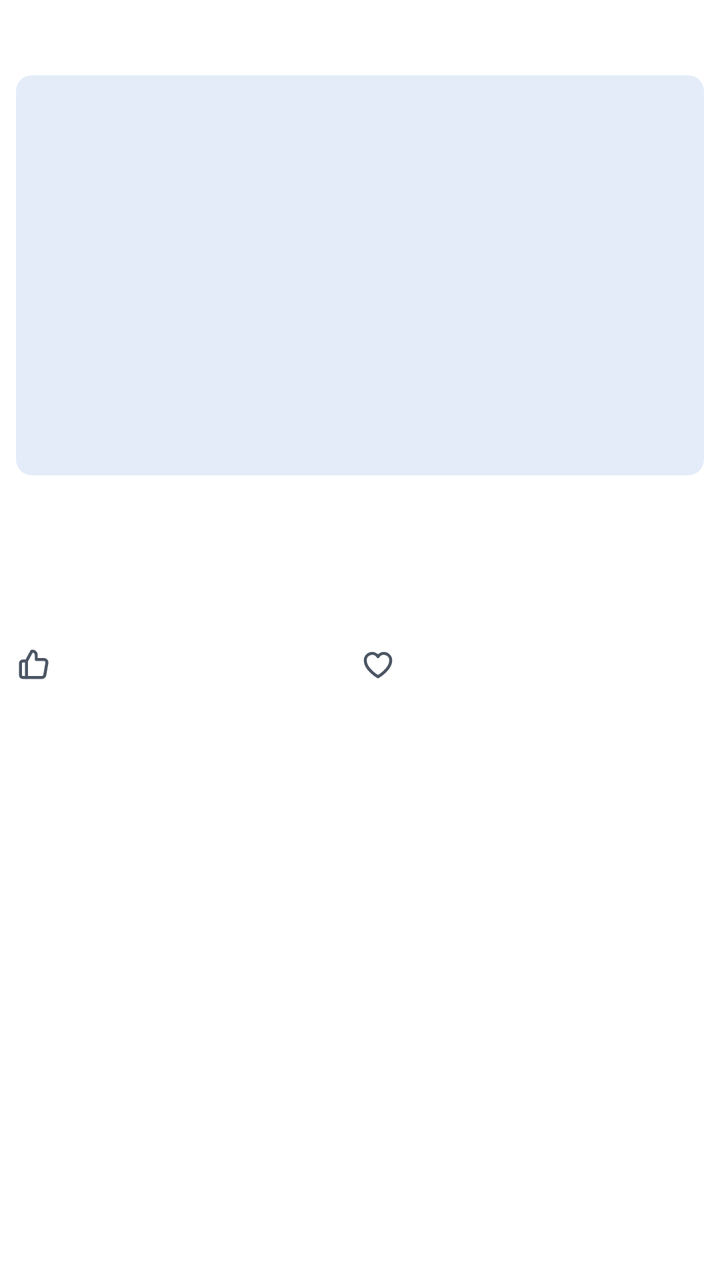
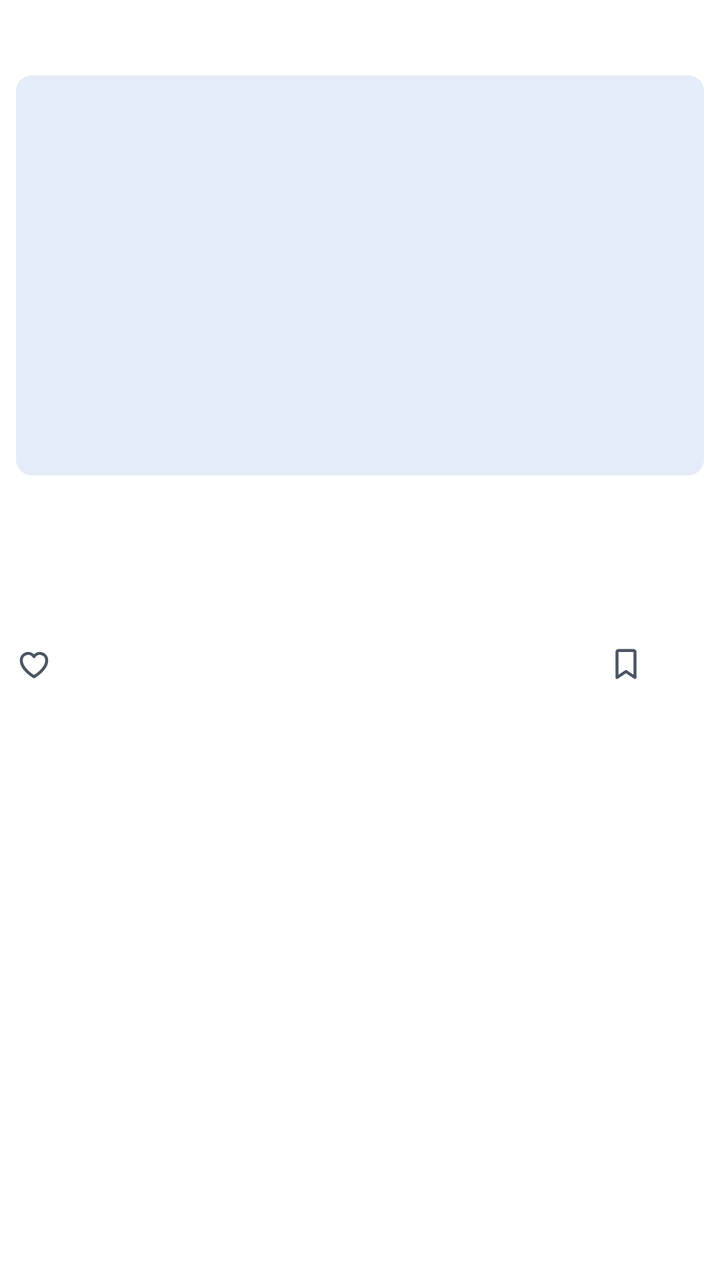

An Android layout rendered at two revisions. The XML below is the earlier revision; the diff shows what the commit changed to produce the second picture.
<!-- AndroidManifest.xml: application theme Theme.LeiaUFMS -->
<!-- res/layout/item_post.xml -->
<?xml version="1.0" encoding="utf-8"?>
<com.google.android.material.card.MaterialCardView xmlns:android="http://schemas.android.com/apk/res/android"
    xmlns:app="http://schemas.android.com/apk/res-auto"
    android:id="@+id/card"
    android:layout_width="match_parent"
    android:layout_height="wrap_content"
    android:layout_margin="@dimen/space_xxs"
    android:clickable="true"
    android:focusable="true"
    app:cardElevation="@dimen/elevation_flat"
    app:shapeAppearance="@style/ShapeAppearance.Leia.Social"
    app:strokeWidth="0dp">

    <LinearLayout
        android:layout_width="match_parent"
        android:layout_height="wrap_content"
        android:orientation="vertical"
        android:padding="@dimen/space_xs">

        <TextView
            android:id="@+id/tag"
            android:layout_width="wrap_content"
            android:layout_height="wrap_content"
            android:layout_marginBottom="@dimen/space_xs"
            android:drawablePadding="@dimen/space_xxs"
            android:gravity="center_vertical"
            android:importantForAccessibility="no"
            android:paddingStart="@dimen/space_xxs"
            android:textAppearance="@style/TextAppearance.Leia.Title" />

        <include
            android:id="@+id/cover"
            layout="@layout/view_cover"
            android:layout_width="match_parent"
            android:layout_height="@dimen/post_cover_height" />

        <TextView
            android:id="@+id/book"
            android:layout_width="match_parent"
            android:layout_height="wrap_content"
            android:layout_marginTop="@dimen/space_xs"
            android:ellipsize="end"
            android:importantForAccessibility="no"
            android:maxLines="1"
            android:paddingStart="@dimen/space_xxs"
            android:paddingEnd="@dimen/space_xxs"
            android:textAppearance="@style/TextAppearance.Leia.BookTitleSmall" />

        <TextView
            android:id="@+id/text"
            android:layout_width="match_parent"
            android:layout_height="wrap_content"
            android:ellipsize="end"
            android:importantForAccessibility="no"
            android:maxLines="3"
            android:paddingStart="@dimen/space_xxs"
            android:paddingEnd="@dimen/space_xxs"
            android:textAppearance="@style/TextAppearance.Leia.BodySmall" />

        <TextView
            android:id="@+id/meta"
            android:layout_width="match_parent"
            android:layout_height="wrap_content"
            android:layout_marginTop="@dimen/space_xxs"
            android:importantForAccessibility="no"
            android:maxLines="1"
            android:paddingStart="@dimen/space_xxs"
            android:textAppearance="@style/TextAppearance.Leia.Caption" />

        <LinearLayout
            android:layout_width="match_parent"
            android:layout_height="wrap_content"
            android:orientation="horizontal">

            <com.google.android.material.button.MaterialButton
                android:id="@+id/react_useful"
                style="@style/Widget.Leia.ReactionButton"
                android:layout_width="0dp"
                android:layout_weight="1"
                app:icon="@drawable/ic_thumb_up" />

            <com.google.android.material.button.MaterialButton
                android:id="@+id/react_want"
                style="@style/Widget.Leia.ReactionButton"
                android:layout_width="0dp"
                android:layout_weight="1"
                app:icon="@drawable/ic_favorite_border" />
        </LinearLayout>
    </LinearLayout>
</com.google.android.material.card.MaterialCardView>
<!-- res/layout/view_cover.xml (included above) -->
<?xml version="1.0" encoding="utf-8"?>
<FrameLayout xmlns:android="http://schemas.android.com/apk/res/android"
    xmlns:app="http://schemas.android.com/apk/res-auto"
    android:id="@+id/cover"
    android:layout_width="@dimen/cover_width"
    android:layout_height="@dimen/cover_height"
    android:importantForAccessibility="noHideDescendants">

    <com.google.android.material.imageview.ShapeableImageView
        android:id="@+id/cover_image"
        android:layout_width="match_parent"
        android:layout_height="match_parent"
        android:background="@color/leia_primary_container"
        android:scaleType="centerCrop"
        app:shapeAppearanceOverlay="@style/ShapeAppearance.Leia.Small" />

    <TextView
        android:id="@+id/cover_text"
        android:layout_width="match_parent"
        android:layout_height="match_parent"
        android:gravity="center"
        android:padding="@dimen/space_xxs"
        android:textAppearance="@style/TextAppearance.Leia.BookTitle"
        android:textColor="@color/leia_on_primary_container" />
</FrameLayout>
<!-- resources referenced by this layout -->
<resources>
  <color name="leia_on_primary_container">#0D2A4D</color>
  <color name="leia_primary_container">#E3ECF8</color>
  <dimen name="cover_height">96dp</dimen>
  <dimen name="cover_width">64dp</dimen>
  <dimen name="elevation_flat">0dp</dimen>
  <dimen name="post_cover_height">200dp</dimen>
  <dimen name="space_xs">8dp</dimen>
  <dimen name="space_xxs">4dp</dimen>
  <!-- drawable ic_thumb_up (drawable) -->
  <?xml version="1.0" encoding="utf-8"?>
  <vector xmlns:android="http://schemas.android.com/apk/res/android"
      android:width="24dp"
      android:height="24dp"
      android:viewportWidth="24"
      android:viewportHeight="24"
      android:tint="?attr/colorOnSurface">
      <path
          android:strokeColor="@android:color/white"
          android:strokeWidth="2"
          android:strokeLineCap="round"
          android:strokeLineJoin="round"
          android:pathData="M7,10V21H4.5A1.5,1.5 0 0,1 3,19.5V11.5A1.5,1.5 0 0,1 4.5,10Z" />
      <path
          android:strokeColor="@android:color/white"
          android:strokeWidth="2"
          android:strokeLineCap="round"
          android:strokeLineJoin="round"
          android:pathData="M7,10L10.5,3.5A2.5,2.5 0 0,1 13.5,6V9H18.6A2,2 0 0,1 20.6,11.3L19.2,19.3A2,2 0 0,1 17.2,21H7" />
  </vector>
  <style name="ShapeAppearance.Leia.Small" parent="ShapeAppearance.Material3.Corner.Small">
          <item name="cornerFamily">rounded</item>
          <item name="cornerSize">@dimen/radius_s</item>
      </style>
  <style name="ShapeAppearance.Leia.Social" parent="">
          <item name="cornerFamily">rounded</item>
          <item name="cornerSize">@dimen/radius_social</item>
      </style>
  <style name="TextAppearance.Leia.BookTitleSmall" parent="TextAppearance.Leia.BookTitle">
          <item name="android:textSize">16sp</item>
          <item name="lineHeight">21sp</item>
      </style>
  <style name="Theme.LeiaUFMS" parent="Base.Theme.LeiaUFMS" />
  <dimen name="radius_s">8dp</dimen>
  <dimen name="radius_social">20dp</dimen>
  <dimen name="touch_target">48dp</dimen>
  <color name="leia_on_surface_variant">#4B5563</color>
  <color name="leia_primary">#1B4F8F</color>
  <color name="leia_on_primary">#FFFFFF</color>
  <color name="leia_tertiary">#8A5A12</color>
  <color name="leia_on_tertiary">#FFFFFF</color>
  <color name="leia_tertiary_container">#FDF0D5</color>
  <color name="leia_on_tertiary_container">#3D2A08</color>
  <color name="leia_error">#B42318</color>
  <color name="leia_on_error">#FFFFFF</color>
  <color name="leia_error_container">#FDE3E1</color>
  <color name="leia_on_error_container">#5A0E09</color>
  <color name="leia_background">#FFFFFF</color>
  <color name="leia_on_background">#111827</color>
  <color name="leia_surface_container">#F4F6FA</color>
  <color name="leia_surface">#FFFFFF</color>
  <color name="leia_outline">#8A93A1</color>
  <color name="leia_inverse_primary">#8DB8F2</color>
  <color name="leia_outline_variant">#E5E7EB</color>
  <style name="ShapeAppearance.Leia.Medium" parent="ShapeAppearance.Material3.Corner.Medium">
          <item name="cornerFamily">rounded</item>
          <item name="cornerSize">@dimen/radius_m</item>
      </style>
  <style name="ShapeAppearance.Leia.Large" parent="ShapeAppearance.Material3.Corner.Large">
          <item name="cornerFamily">rounded</item>
          <item name="cornerSize">@dimen/radius_l</item>
      </style>
  <style name="Widget.Leia.Chip" parent="Widget.Material3.Chip.Filter">
          <item name="chipMinTouchTargetSize">@dimen/touch_target</item>
      </style>
  <dimen name="radius_m">12dp</dimen>
  <dimen name="radius_l">16dp</dimen>
  <dimen name="button_height">52dp</dimen>
  <dimen name="radius_button">12dp</dimen>
  <dimen name="space_l">24dp</dimen>
  <dimen name="elevation_card">2dp</dimen>
  <style name="TextAppearance.Leia.NavInactive" parent="TextAppearance.Leia.Label">
          <item name="android:textSize">12sp</item>
      </style>
  <dimen name="elevation_hero">6dp</dimen>
  <!-- unchanged entries left out for length: 23 -->
</resources>

<!-- the commit's change to res/layout/item_post.xml (unified diff, before → after) -->
@@ -72,19 +72,19 @@
             android:layout_height="wrap_content"
             android:orientation="horizontal">
 
+            
             <com.google.android.material.button.MaterialButton
-                android:id="@+id/react_useful"
-                style="@style/Widget.Leia.ReactionButton"
-                android:layout_width="0dp"
-                android:layout_weight="1"
-                app:icon="@drawable/ic_thumb_up" />
-
-            <com.google.android.material.button.MaterialButton
-                android:id="@+id/react_want"
+                android:id="@+id/react_heart"
                 style="@style/Widget.Leia.ReactionButton"
                 android:layout_width="0dp"
                 android:layout_weight="1"
                 app:icon="@drawable/ic_favorite_border" />
+
+            <com.google.android.material.button.MaterialButton
+                android:id="@+id/react_save"
+                style="@style/Widget.Leia.ReactionButton"
+                android:layout_width="@dimen/touch_target"
+                app:icon="@drawable/ic_bookmark_border" />
         </LinearLayout>
     </LinearLayout>
 </com.google.android.material.card.MaterialCardView>
<!-- resource entries referenced after the edit -->
@@ -8,27 +8,6 @@
   <dimen name="post_cover_height">200dp</dimen>
   <dimen name="space_xs">8dp</dimen>
   <dimen name="space_xxs">4dp</dimen>
-  <!-- drawable ic_thumb_up (drawable) -->
-  <?xml version="1.0" encoding="utf-8"?>
-  <vector xmlns:android="http://schemas.android.com/apk/res/android"
-      android:width="24dp"
-      android:height="24dp"
-      android:viewportWidth="24"
-      android:viewportHeight="24"
-      android:tint="?attr/colorOnSurface">
-      <path
-          android:strokeColor="@android:color/white"
-          android:strokeWidth="2"
-          android:strokeLineCap="round"
-          android:strokeLineJoin="round"
-          android:pathData="M7,10V21H4.5A1.5,1.5 0 0,1 3,19.5V11.5A1.5,1.5 0 0,1 4.5,10Z" />
-      <path
-          android:strokeColor="@android:color/white"
-          android:strokeWidth="2"
-          android:strokeLineCap="round"
-          android:strokeLineJoin="round"
-          android:pathData="M7,10L10.5,3.5A2.5,2.5 0 0,1 13.5,6V9H18.6A2,2 0 0,1 20.6,11.3L19.2,19.3A2,2 0 0,1 17.2,21H7" />
-  </vector>
   <style name="ShapeAppearance.Leia.Small" parent="ShapeAppearance.Material3.Corner.Small">
           <item name="cornerFamily">rounded</item>
           <item name="cornerSize">@dimen/radius_s</item>
@@ -45,6 +24,21 @@
   <dimen name="radius_s">8dp</dimen>
   <dimen name="radius_social">20dp</dimen>
   <dimen name="touch_target">48dp</dimen>
+  <!-- drawable ic_bookmark_border (drawable) -->
+  <?xml version="1.0" encoding="utf-8"?>
+  <vector xmlns:android="http://schemas.android.com/apk/res/android"
+      android:width="24dp"
+      android:height="24dp"
+      android:viewportWidth="24"
+      android:viewportHeight="24"
+      android:tint="?attr/colorOnSurface">
+      <path
+          android:strokeColor="@android:color/white"
+          android:strokeWidth="2"
+          android:strokeLineCap="round"
+          android:strokeLineJoin="round"
+          android:pathData="M7,3H17A1,1 0 0,1 18,4V21L12,17L6,21V4A1,1 0 0,1 7,3Z" />
+  </vector>
   <color name="leia_on_surface_variant">#4B5563</color>
   <color name="leia_primary">#1B4F8F</color>
   <color name="leia_on_primary">#FFFFFF</color>
